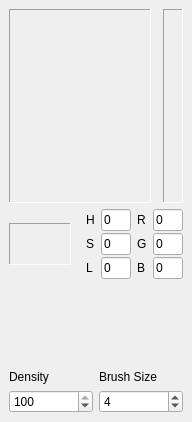
The window that src/widgets/color_chooser.ui (Kracav4ik/pencil_mob) describes before a commit, drawn with Qt 5.
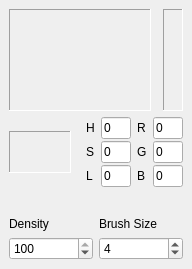
The same window after the commit. Custom widgets are drawn as their Qt base class.

Commit message: debug & redesign

The edit to the form file:
```diff
--- a/src/widgets/color_chooser.ui
+++ b/src/widgets/color_chooser.ui
@@ -7,7 +7,7 @@
     <x>0</x>
     <y>0</y>
     <width>192</width>
-    <height>422</height>
+    <height>269</height>
    </rect>
   </property>
   <property name="allowedAreas">
@@ -44,13 +44,13 @@
          <property name="minimumSize">
           <size>
            <width>142</width>
-           <height>194</height>
+           <height>102</height>
           </size>
          </property>
          <property name="maximumSize">
           <size>
            <width>142</width>
-           <height>194</height>
+           <height>102</height>
           </size>
          </property>
          <property name="frameShape">
@@ -83,13 +83,13 @@
             <property name="minimumSize">
              <size>
               <width>140</width>
-              <height>192</height>
+              <height>100</height>
              </size>
             </property>
             <property name="maximumSize">
              <size>
               <width>140</width>
-              <height>192</height>
+              <height>100</height>
              </size>
             </property>
            </widget>
@@ -115,13 +115,13 @@
          <property name="minimumSize">
           <size>
            <width>20</width>
-           <height>194</height>
+           <height>102</height>
           </size>
          </property>
          <property name="maximumSize">
           <size>
            <width>10</width>
-           <height>194</height>
+           <height>102</height>
           </size>
          </property>
          <property name="frameShape">
@@ -154,13 +154,13 @@
             <property name="minimumSize">
              <size>
               <width>18</width>
-              <height>192</height>
+              <height>100</height>
              </size>
             </property>
             <property name="maximumSize">
              <size>
               <width>8</width>
-              <height>192</height>
+              <height>100</height>
              </size>
             </property>
            </widget>
```
Left out of the diff: 160 changed lines with no effect on the pictures. The commit also changes 1 other file.
